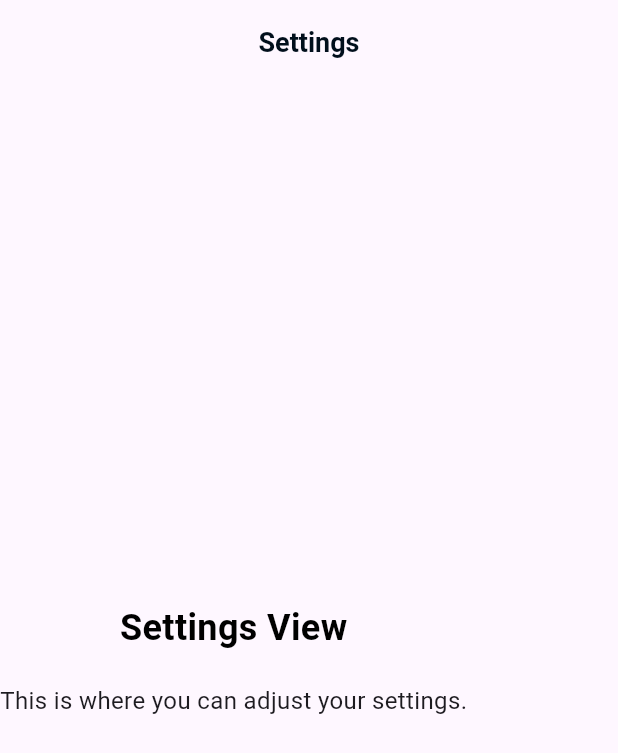
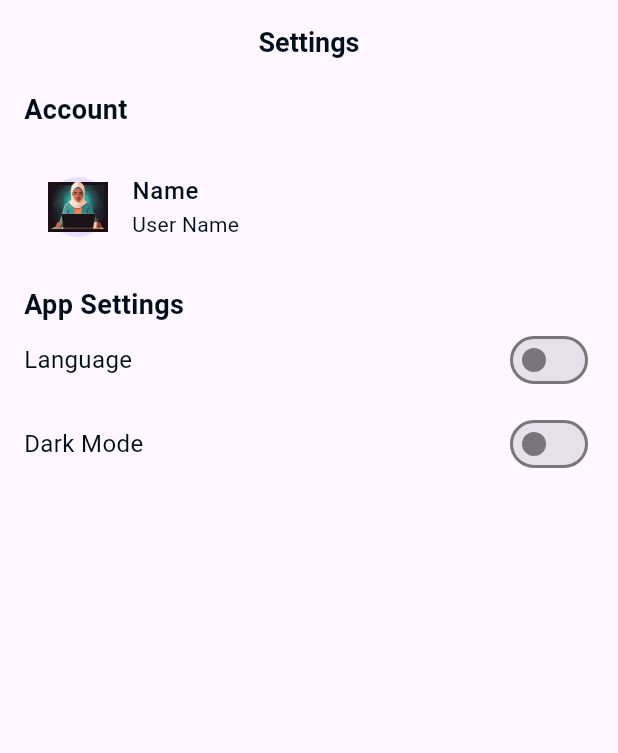
Before and after one commit to Mohamed-Emad1/HaramFilter, a Flutter app: the SettingsView screen opened by its route, on a phone screen of 412 x 824 dp. Shown: the top 753 px of the screen. Run offline on Flutter 3.47's test engine with Material 3 defaults, Android fonts, the phone set to English and light mode, and no system bars; our stand-ins replace bloc, dartz, flutter_bloc, get_it, shared_preferences; accounts and stored records are empty; Roboto replaces fonts that are missing (Manrope).

Commit message:
integrate shared preferences for onboarding state management
Enhanced settings view with user data and switcher widgets for language and dark mode.

```diff
--- /dev/null
+++ b/lib/core/services/shared_preferences.dart
@@ -0,0 +1,14 @@
+import 'package:shared_preferences/shared_preferences.dart';
+
+class SharedPreferencesSingleton {
+  static late SharedPreferences _instance;
+
+  static Future<void> init() async {
+    _instance = await SharedPreferences.getInstance();
+  }
+
+  static setBool(String key, bool value) => _instance.setBool(key, value);
+  static getBool(String key) {
+    return _instance.getBool(key) ?? false; //false value is for arabic language
+  }
+}
--- /dev/null
+++ b/lib/core/utils/constants.dart
@@ -0,0 +1 @@
+const kisOnBoardingView = 'isOnBoardingView';
--- a/lib/features/home/presentation/views/widgets/settings_view_body.dart
+++ b/lib/features/home/presentation/views/widgets/settings_view_body.dart
@@ -1,27 +1,39 @@
 import 'package:flutter/material.dart';
+import 'package:haram_filter/core/styles/app_styles.dart';
+import 'package:haram_filter/features/home/presentation/views/widgets/switcher_widget.dart';
+import 'package:haram_filter/features/home/presentation/views/widgets/user_info.dart';
+import 'package:haram_filter/generated/l10n.dart';
 
 class SettingsViewBody extends StatelessWidget {
   const SettingsViewBody({super.key});
 
   @override
   Widget build(BuildContext context) {
-    return const Column(
-      mainAxisAlignment: MainAxisAlignment.center,
-      children: [
-        Text(
-          'Settings View',
-          style: TextStyle(
-            color: Colors.black,
-            fontSize: 24,
-            fontWeight: FontWeight.bold,
+    return Padding(
+      padding: const EdgeInsets.symmetric(horizontal: 16, vertical: 4),
+      child: Column(
+        crossAxisAlignment: CrossAxisAlignment.start,
+        children: [
+          Text(S.of(context).account, style: AppStyles.titleMedium18Bold),
+          SizedBox(height: 16),
+          UserData(),
+          SizedBox(height: 16),
+          Text(S.of(context).app_settings, style: AppStyles.titleMedium18Bold),
+          SwitcherWidget(
+            text: S.of(context).language,
+            onChanged: (value) {
+              // Handle language change
+            },
           ),
-        ),
-        SizedBox(height: 20),
-        Text(
-          'This is where you can adjust your settings.',
-          style: TextStyle(fontSize: 16),
-        ),
-      ],
+          SizedBox(height: 8),
+          SwitcherWidget(
+            text: S.of(context).darkMode,
+            onChanged: (value) {
+              // Handle dark mode toggle
+            },
+          ),
+        ],
+      ),
     );
   }
 }
--- /dev/null
+++ b/lib/features/home/presentation/views/widgets/switcher_widget.dart
@@ -0,0 +1,26 @@
+import 'package:flutter/material.dart';
+import 'package:haram_filter/core/styles/app_colors.dart';
+import 'package:haram_filter/core/styles/app_styles.dart';
+
+class SwitcherWidget extends StatelessWidget {
+  const SwitcherWidget({super.key, required this.text, this.onChanged});
+
+  final String text;
+  final void Function(bool)? onChanged;
+
+  @override
+  Widget build(BuildContext context) {
+    return Row(
+      mainAxisAlignment: MainAxisAlignment.spaceBetween,
+      children: [
+        Text(text, style: AppStyles.bodyMedium16Regular),
+        Switch(
+          value: false,
+          onChanged: onChanged,
+          focusColor: AppColors.buttonColor,
+          activeColor: AppColors.buttonColor,
+        ),
+      ],
+    );
+  }
+}
--- /dev/null
+++ b/lib/features/home/presentation/views/widgets/user_info.dart
@@ -0,0 +1,18 @@
+import 'package:flutter/material.dart';
+import 'package:haram_filter/core/styles/app_styles.dart';
+import 'package:haram_filter/core/utils/app_images.dart';
+import 'package:haram_filter/generated/l10n.dart';
+
+class UserData extends StatelessWidget {
+  const UserData({super.key});
+
+  @override
+  Widget build(BuildContext context) {
+    return ListTile(
+      leading: CircleAvatar(child: Image.asset(Assets.imagesWoman)),
+      title: Text(S.of(context).name, style: AppStyles.bodyLarge16Medium),
+      subtitle: Text("User Name", style: AppStyles.labelMedium14Regular),
+      // trailing: Text('User Name', style: AppStyles.bodyMedium16Regular),
+    );
+  }
+}
--- a/lib/features/onboarding/presentation/views/widgets/onboarding_view_third.dart
+++ b/lib/features/onboarding/presentation/views/widgets/onboarding_view_third.dart
@@ -1,6 +1,8 @@
 import 'package:flutter/widgets.dart';
+import 'package:haram_filter/core/services/shared_preferences.dart';
 import 'package:haram_filter/core/styles/app_styles.dart';
 import 'package:haram_filter/core/utils/app_images.dart';
+import 'package:haram_filter/core/utils/constants.dart';
 import 'package:haram_filter/core/utils/widgets/custom_button.dart';
 import 'package:haram_filter/features/home/presentation/views/main_view.dart';
 import 'package:haram_filter/features/onboarding/presentation/views/widgets/dots.dart';
@@ -42,6 +44,7 @@ class OnboardingViewThird extends StatelessWidget {
         CustomButton(
           text: S.of(context).get_started,
           onPressed: () {
+            SharedPreferencesSingleton.setBool(kisOnBoardingView, true);
             Navigator.pushNamed(context, MainView.routeName);
           },
         ),
--- a/lib/l10n/intl_en.arb
+++ b/lib/l10n/intl_en.arb
@@ -16,6 +16,11 @@
     "failedToRunAI": "Failed to run AI",
     "stopeModel": "Stop Haram Filter",
     "home": "Home",
-    "settings": "Settings"
+    "settings": "Settings",
+    "account": "Account",
+    "name": "Name",
+    "language": "Language",
+    "darkMode": "Dark Mode",
+    "app_settings": "App Settings"
 
 }
--- a/pubspec.yaml
+++ b/pubspec.yaml
@@ -36,6 +36,7 @@ dependencies:
   flutter_localizations:
     sdk: flutter
   get_it: ^8.0.3
+  shared_preferences: ^2.5.3
 
 dev_dependencies:
   flutter_lints: ^5.0.0
```
Also changed, not shown: lib/core/utils/simple_bloc_observer.dart (added, +11 -0 lines), lib/main.dart (+15 -2 lines), lib/generated/intl/messages_en.dart, lib/generated/l10n.dart, pubspec.lock, 10 other files.
